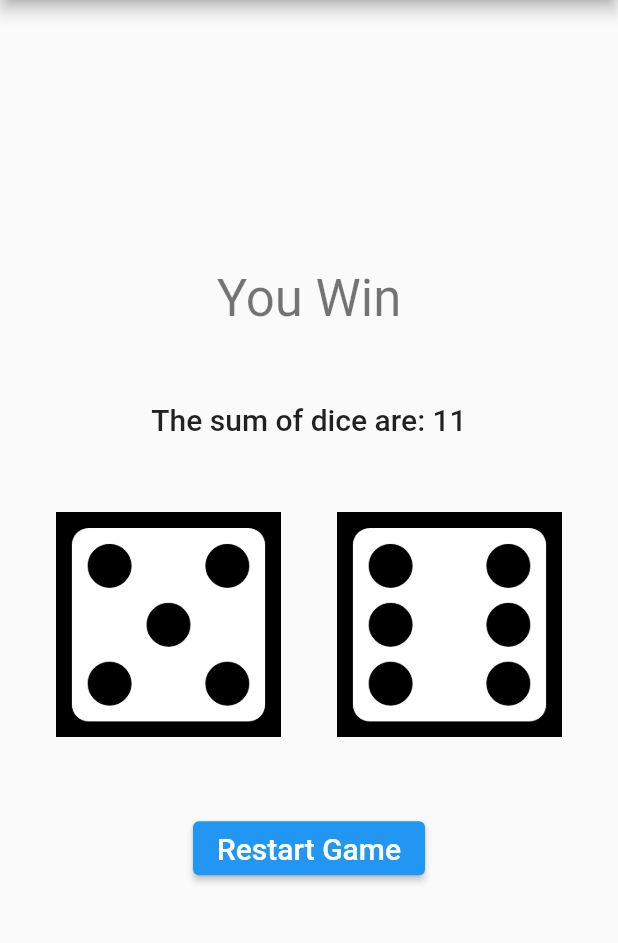
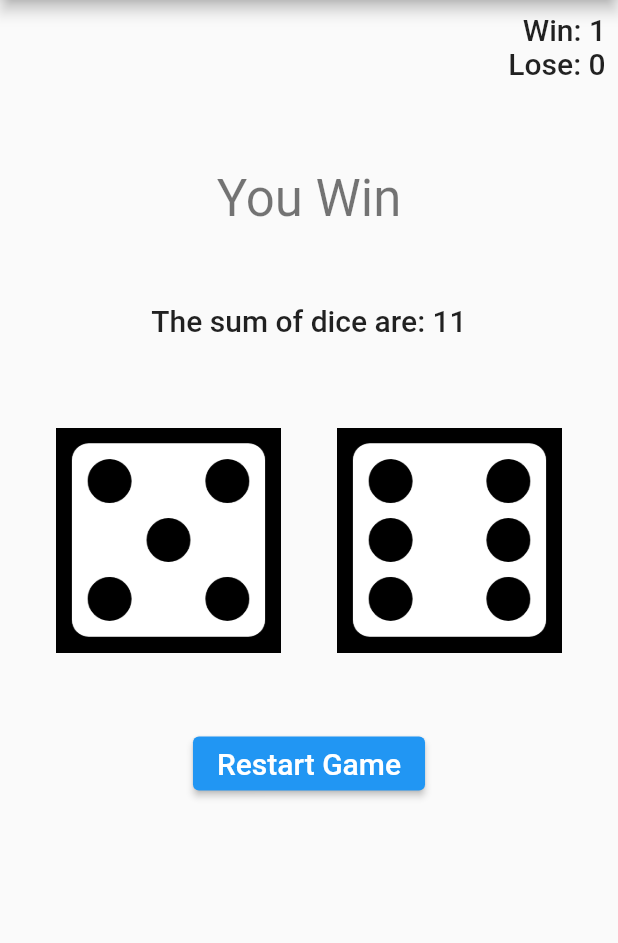
Before and after one commit to muradhossin/dice_game, a Flutter app: the GamePage screen opened by its route, after a tap on "Roll the Dices", on a phone screen of 412 x 824 dp, the part 84-1027 px from its top. Run offline on Flutter 3.47's test engine with Material 2 defaults, Android fonts, the phone set to English and light mode, and no system bars.

Commit message:
win,lose count

```diff
--- a/lib/pages/game_page.dart
+++ b/lib/pages/game_page.dart
@@ -24,9 +24,38 @@ class _GamePageState extends State<GamePage> {
     return Scaffold(
       appBar: AppBar(
         title: const Text('Dice Game'),
+
       ),
-      body: Center(
-        child: Column(
+      body: ListView(
+        shrinkWrap: true,
+        children: [
+          buildPointCount(),
+          const SizedBox(height: 50,),
+          buildGameBody(),
+        ],
+      ),
+    );
+  }
+
+  Padding buildPointCount() {
+    return Padding(
+      padding: const EdgeInsets.all(8.0),
+      child: Row(
+            mainAxisAlignment: MainAxisAlignment.end,
+            children: [
+              Column(
+                children: [
+                  Text('  Win: ${gameProvider.win}', style: Theme.of(context).textTheme.headline6,),
+                  Text('Lose: ${gameProvider.lose}', style: Theme.of(context).textTheme.headline6,),
+                ],
+              )
+            ],
+          ),
+    );
+  }
+
+  Column buildGameBody() {
+    return Column(
       mainAxisSize: MainAxisSize.min,
       children: [
         Text(
@@ -40,6 +69,9 @@ class _GamePageState extends State<GamePage> {
           Text(
             'The sum of dice are: ${gameProvider.sum}',
             style: Theme.of(context).textTheme.headline6,
+          ),
+        const SizedBox(
+          height: 10,
         ),
         if (gameProvider.point > 0)
           Text(
@@ -91,8 +123,6 @@ class _GamePageState extends State<GamePage> {
                 ),
         ),
       ],
-        ),
-      ),
     );
   }
 }
--- a/lib/providers/game_provider.dart
+++ b/lib/providers/game_provider.dart
@@ -11,7 +11,7 @@ class GameProvider extends ChangeNotifier{
     "images/dice-six-faces-five.png",
     "images/dice-six-faces-six.png",
   ];
-  int index1 = 0, index2 = 0, sum = 0, count = 0, point = 0;
+  int index1 = 0, index2 = 0, sum = 0, count = 0, point = 0, win = 0, lose = 0;
   String status = '';
   Random random = Random.secure();
   bool hasGameStarted = false;
@@ -29,10 +29,12 @@ class GameProvider extends ChangeNotifier{
     if(count == 1){
       if(sum == 7 || sum == 11){
         status = 'You Win';
+        win += 1;
         hasGameStopped = true;
       }
       if(sum == 2 || sum == 3 || sum == 12){
         status = 'You lose';
+        lose += 1;
         hasGameStopped = true;
       }
       if(sum == 4 || sum == 5 || sum == 6 || sum == 8 || sum == 9 || sum == 10){
@@ -41,10 +43,12 @@ class GameProvider extends ChangeNotifier{
     }else{
       if(point == sum){
         status = 'You Win';
+        win += 1;
         hasGameStopped = true;
       }
       if(sum == 7){
         status = "You lose";
+        lose +=1;
         hasGameStopped = true;
       }
     }
@@ -56,6 +60,7 @@ class GameProvider extends ChangeNotifier{
     sum = 0;
     point = 0;
     status = "";
+    count = 0;
     hasGameStarted = false;
     hasGameStopped = false;
   }
```
Lines whose indentation alone changed are shown as unchanged.
